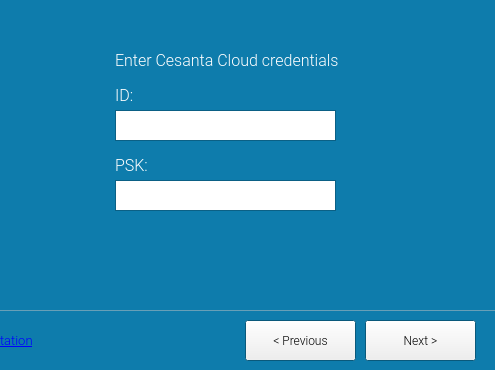
Above: src/wizard/wizard.ui from olgierdh/mongoose-flashing-tool before the change; both pictures show x 345 to 840 and y 150 to 520 of the 840 by 520 pixel window. Below: the same form after it.
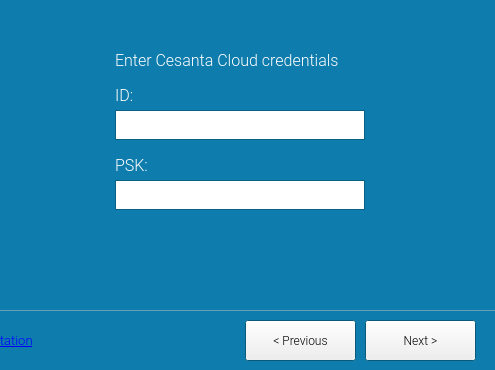
That is the form after the change. The open tabs and pages were chosen to show the change. Icons and pictures are not drawn.

Commit message:
FnC wizard: configure and test cloud credentials
PUBLISHED_FROM=8aa3946c0a14c7d117bf38942ef802d84e309b38

```diff
--- a/src/wizard/wizard.ui
+++ b/src/wizard/wizard.ui
@@ -2564,8 +2564,8 @@
        <rect>
         <x>460</x>
         <y>270</y>
-        <width>221</width>
-        <height>31</height>
+        <width>250</width>
+        <height>30</height>
        </rect>
       </property>
      </widget>
@@ -2574,8 +2574,8 @@
        <rect>
         <x>460</x>
         <y>200</y>
-        <width>221</width>
-        <height>31</height>
+        <width>250</width>
+        <height>30</height>
        </rect>
       </property>
      </widget>
```
Left out of the diff: 12 changed lines with no effect on the pictures. The commit also changes 8 other files.
